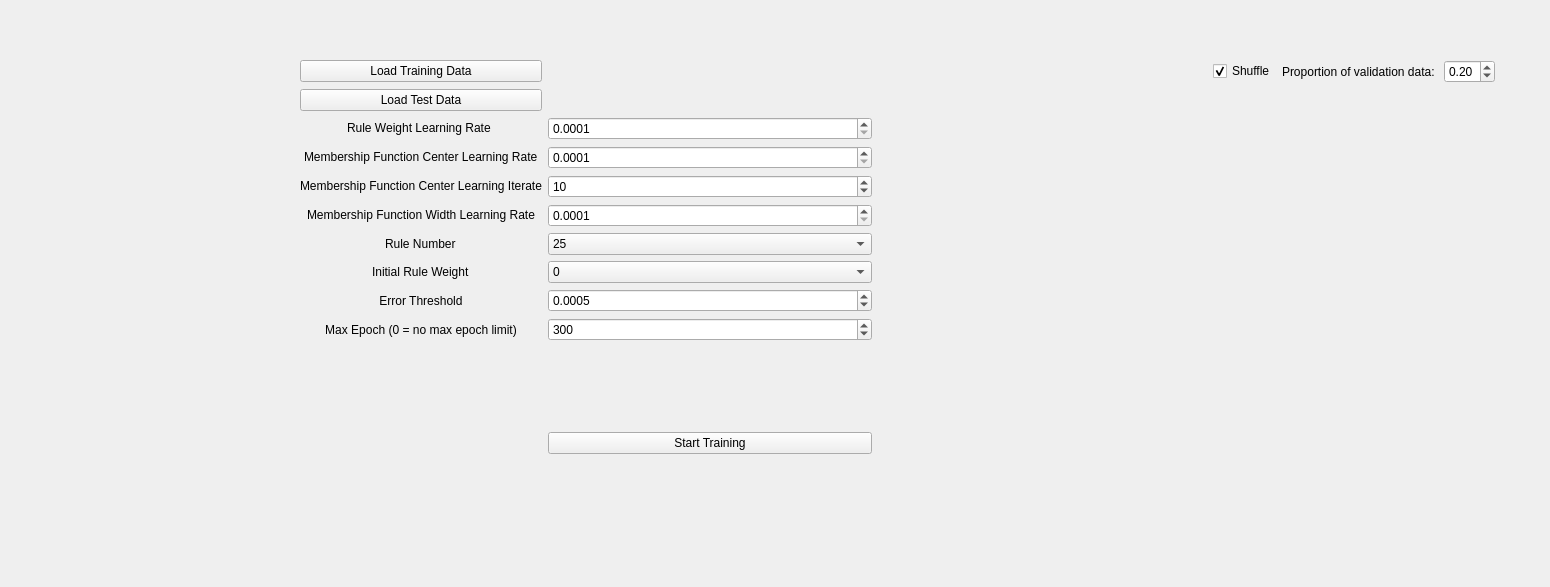
The window that NFDashboard/nfdash.ui (h2df/neural-fuzzy) describes before a commit, drawn with Qt 5.
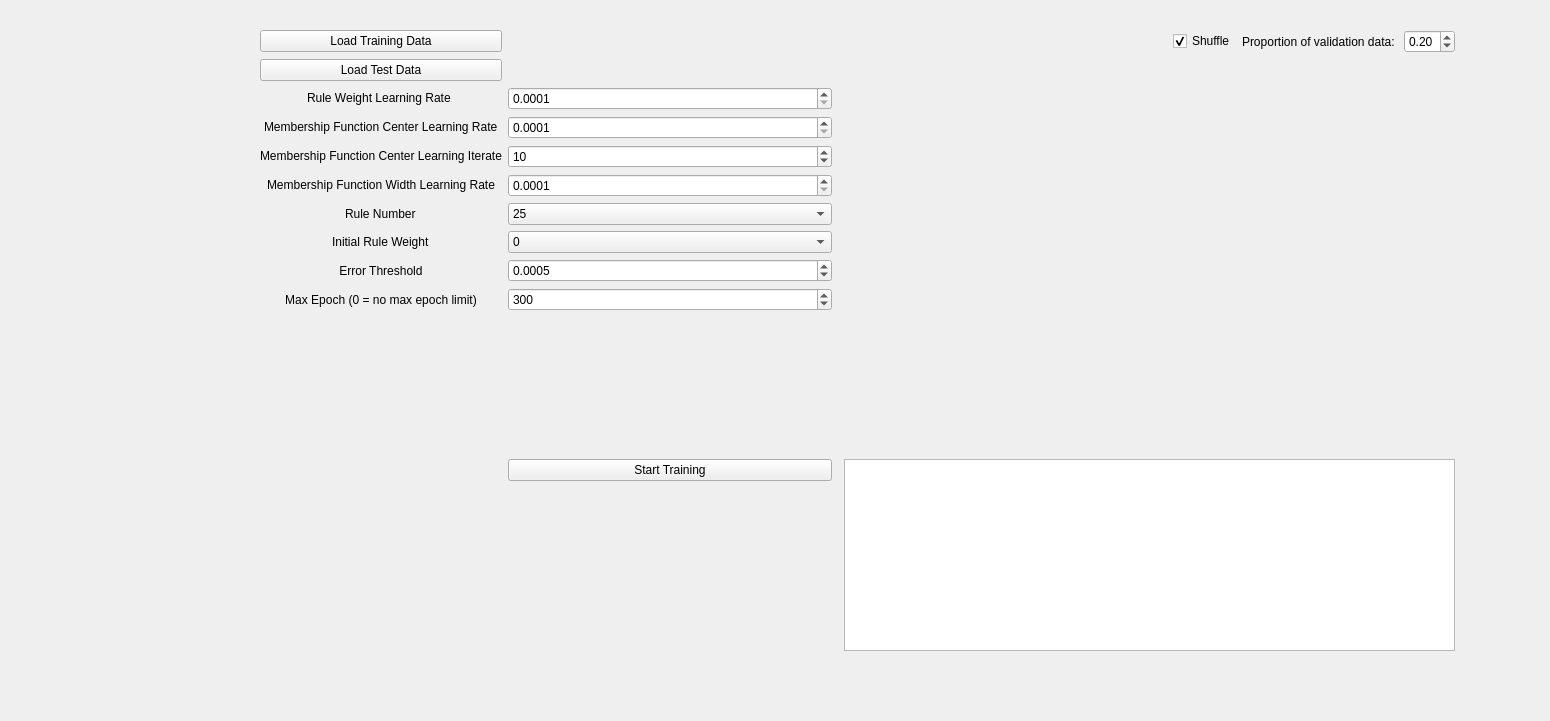
The same window after the commit. Custom widgets are drawn as their Qt base class.

Commit message: display rule report after training

Patch:
```diff
--- a/NFDashboard/nfdash.ui
+++ b/NFDashboard/nfdash.ui
@@ -7,7 +7,7 @@
     <x>0</x>
     <y>0</y>
     <width>1550</width>
-    <height>587</height>
+    <height>721</height>
    </rect>
   </property>
   <property name="windowTitle">
@@ -17,41 +17,75 @@
    <widget class="QWidget" name="gridLayoutWidget">
     <property name="geometry">
      <rect>
-      <x>300</x>
-      <y>60</y>
+      <x>260</x>
+      <y>30</y>
       <width>1201</width>
-      <height>394</height>
+      <height>621</height>
      </rect>
     </property>
-    <layout class="QGridLayout" name="gridLayout" rowstretch="0,0,0,0,0,0,0,0,0,0,0,0,0">
-     <item row="0" column="5">
-      <widget class="QLabel" name="label_8">
+    <layout class="QGridLayout" name="gridLayout" rowstretch="0,0,0,0,0,0,0,0,0,0,0,0,0,0,0">
+     <item row="5" column="1">
+      <widget class="QSpinBox" name="func_center_iterate_spin">
+       <property name="minimum">
+        <number>5</number>
+       </property>
+       <property name="value">
+        <number>10</number>
+       </property>
+      </widget>
+     </item>
+     <item row="10" column="0">
+      <widget class="QLabel" name="label_10">
        <property name="text">
-        <string>Proportion of validation data: </string>
+        <string>Max Epoch (0 = no max epoch limit)</string>
        </property>
+       <property name="alignment">
+        <set>Qt::AlignCenter</set>
+       </property>
       </widget>
      </item>
-     <item row="9" column="1">
-      <widget class="QDoubleSpinBox" name="error_threshold_spin">
-       <property name="decimals">
-        <number>4</number>
+     <item row="11" column="3" colspan="4">
+      <widget class="QLabel" name="error_lb">
+       <property name="sizePolicy">
+        <sizepolicy hsizetype="MinimumExpanding" vsizetype="Expanding">
+         <horstretch>0</horstretch>
+         <verstretch>0</verstretch>
+        </sizepolicy>
        </property>
-       <property name="minimum">
-        <double>0.000100000000000</double>
+       <property name="text">
+        <string/>
        </property>
-       <property name="maximum">
-        <double>1.000000000000000</double>
+       <property name="wordWrap">
+        <bool>true</bool>
        </property>
-       <property name="singleStep">
-        <double>0.000100000000000</double>
+      </widget>
+     </item>
+     <item row="2" column="1">
+      <widget class="QLabel" name="test_data_path_lb">
+       <property name="text">
+        <string/>
        </property>
-       <property name="value">
-        <double>0.000500000000000</double>
+      </widget>
+     </item>
+     <item row="9" column="0">
+      <widget class="QLabel" name="label_9">
+       <property name="text">
+        <string>Error Threshold</string>
        </property>
+       <property name="alignment">
+        <set>Qt::AlignCenter</set>
+       </property>
       </widget>
      </item>
-     <item row="4" column="1">
-      <widget class="QDoubleSpinBox" name="func_center_lr_spin">
+     <item row="12" column="3" rowspan="3" colspan="4">
+      <widget class="QTextEdit" name="rules_text">
+       <property name="readOnly">
+        <bool>true</bool>
+       </property>
+      </widget>
+     </item>
+     <item row="6" column="1">
+      <widget class="QDoubleSpinBox" name="func_width_lr_spin">
        <property name="decimals">
         <number>4</number>
        </property>
@@ -66,19 +100,6 @@
        </property>
       </widget>
      </item>
-     <item row="0" column="6">
-      <widget class="QDoubleSpinBox" name="validation_factor_spin">
-       <property name="maximum">
-        <double>1.000000000000000</double>
-       </property>
-       <property name="singleStep">
-        <double>0.100000000000000</double>
-       </property>
-       <property name="value">
-        <double>0.200000000000000</double>
-       </property>
-      </widget>
-     </item>
      <item row="4" column="0" alignment="Qt::AlignHCenter|Qt::AlignVCenter">
       <widget class="QLabel" name="label_2">
        <property name="text">
@@ -93,6 +114,65 @@
        </property>
       </widget>
      </item>
+     <item row="3" column="1">
+      <widget class="QDoubleSpinBox" name="rule_weight_lr_spin">
+       <property name="decimals">
+        <number>4</number>
+       </property>
+       <property name="minimum">
+        <double>0.000100000000000</double>
+       </property>
+       <property name="maximum">
+        <double>0.100000000000000</double>
+       </property>
+       <property name="singleStep">
+        <double>0.000100000000000</double>
+       </property>
+      </widget>
+     </item>
+     <item row="8" column="0" alignment="Qt::AlignHCenter">
+      <widget class="QLabel" name="label_5">
+       <property name="text">
+        <string>Initial Rule Weight</string>
+       </property>
+      </widget>
+     </item>
+     <item row="10" column="1">
+      <widget class="QSpinBox" name="max_epoch_spin">
+       <property name="maximum">
+        <number>500</number>
+       </property>
+       <property name="singleStep">
+        <number>10</number>
+       </property>
+       <property name="value">
+        <number>300</number>
+       </property>
+      </widget>
+     </item>
+     <item row="7" column="0" alignment="Qt::AlignHCenter|Qt::AlignVCenter">
+      <widget class="QLabel" name="label_6">
+       <property name="text">
+        <string>Rule Number</string>
+       </property>
+      </widget>
+     </item>
+     <item row="4" column="1">
+      <widget class="QDoubleSpinBox" name="func_center_lr_spin">
+       <property name="decimals">
+        <number>4</number>
+       </property>
+       <property name="minimum">
+        <double>0.000100000000000</double>
+       </property>
+       <property name="maximum">
+        <double>0.100000000000000</double>
+       </property>
+       <property name="singleStep">
+        <double>0.000100000000000</double>
+       </property>
+      </widget>
+     </item>
      <item row="2" column="0">
       <widget class="QPushButton" name="ld_test_data_btn">
        <property name="text">
@@ -100,12 +180,21 @@
        </property>
       </widget>
      </item>
-     <item row="2" column="1">
-      <widget class="QLabel" name="test_data_path_lb">
-       <property name="text">
-        <string/>
+     <item row="0" column="3">
+      <spacer name="horizontalSpacer">
+       <property name="orientation">
+        <enum>Qt::Horizontal</enum>
        </property>
-      </widget>
+       <property name="sizeHint" stdset="0">
+        <size>
+         <width>40</width>
+         <height>20</height>
+        </size>
+       </property>
+      </spacer>
+     </item>
+     <item row="3" column="2" rowspan="8" colspan="6">
+      <widget class="QCustomPlot" name="plot" native="true"/>
      </item>
      <item row="5" column="0" alignment="Qt::AlignHCenter|Qt::AlignVCenter">
       <widget class="QLabel" name="label_3">
@@ -114,16 +203,6 @@
        </property>
       </widget>
      </item>
-     <item row="8" column="0" alignment="Qt::AlignHCenter">
-      <widget class="QLabel" name="label_5">
-       <property name="text">
-        <string>Initial Rule Weight</string>
-       </property>
-      </widget>
-     </item>
-     <item row="3" column="2" rowspan="8" colspan="6">
-      <widget class="QCustomPlot" name="plot" native="true"/>
-     </item>
      <item row="7" column="1">
       <widget class="QComboBox" name="rule_num_combo">
        <item>
@@ -143,16 +222,6 @@
        </item>
       </widget>
      </item>
-     <item row="10" column="0">
-      <widget class="QLabel" name="label_10">
-       <property name="text">
-        <string>Max Epoch (0 = no max epoch limit)</string>
-       </property>
-       <property name="alignment">
-        <set>Qt::AlignCenter</set>
-       </property>
-      </widget>
-     </item>
      <item row="12" column="1">
       <widget class="QPushButton" name="training_btn">
        <property name="text">
@@ -160,6 +229,50 @@
        </property>
       </widget>
      </item>
+     <item row="0" column="6">
+      <widget class="QDoubleSpinBox" name="validation_factor_spin">
+       <property name="maximum">
+        <double>1.000000000000000</double>
+       </property>
+       <property name="singleStep">
+        <double>0.100000000000000</double>
+       </property>
+       <property name="value">
+        <double>0.200000000000000</double>
+       </property>
+      </widget>
+     </item>
+     <item row="3" column="0" alignment="Qt::AlignHCenter|Qt::AlignVCenter">
+      <widget class="QLabel" name="label">
+       <property name="text">
+        <string>Rule Weight Learning Rate </string>
+       </property>
+      </widget>
+     </item>
+     <item row="0" column="0">
+      <widget class="QPushButton" name="ld_training_data_btn">
+       <property name="text">
+        <string>Load Training Data</string>
+       </property>
+      </widget>
+     </item>
+     <item row="0" column="4">
+      <widget class="QCheckBox" name="shuffle_checkbox">
+       <property name="text">
+        <string>Shuffle</string>
+       </property>
+       <property name="checked">
+        <bool>true</bool>
+       </property>
+      </widget>
+     </item>
+     <item row="0" column="5">
+      <widget class="QLabel" name="label_8">
+       <property name="text">
+        <string>Proportion of validation data: </string>
+       </property>
+      </widget>
+     </item>
      <item row="8" column="1">
       <widget class="QComboBox" name="ini_rule_weight_combo">
        <item>
@@ -174,26 +287,35 @@
        </item>
       </widget>
      </item>
-     <item row="0" column="3">
-      <spacer name="horizontalSpacer">
-       <property name="orientation">
-        <enum>Qt::Horizontal</enum>
+     <item row="9" column="1">
+      <widget class="QDoubleSpinBox" name="error_threshold_spin">
+       <property name="decimals">
+        <number>4</number>
        </property>
-       <property name="sizeHint" stdset="0">
-        <size>
-         <width>40</width>
-         <height>20</height>
-        </size>
+       <property name="minimum">
+        <double>0.000100000000000</double>
        </property>
-      </spacer>
+       <property name="maximum">
+        <double>1.000000000000000</double>
+       </property>
+       <property name="singleStep">
+        <double>0.000100000000000</double>
+       </property>
+       <property name="value">
+        <double>0.000500000000000</double>
+       </property>
+      </widget>
      </item>
-     <item row="9" column="0">
-      <widget class="QLabel" name="label_9">
+     <item row="0" column="1">
+      <widget class="QLabel" name="training_data_path_lb">
+       <property name="sizePolicy">
+        <sizepolicy hsizetype="MinimumExpanding" vsizetype="Preferred">
+         <horstretch>0</horstretch>
+         <verstretch>0</verstretch>
+        </sizepolicy>
+       </property>
        <property name="text">
-        <string>Error Threshold</string>
-       </property>
-       <property name="alignment">
-        <set>Qt::AlignCenter</set>
+        <string/>
        </property>
       </widget>
      </item>
@@ -279,121 +401,6 @@
        </property>
       </widget>
      </item>
-     <item row="3" column="1">
-      <widget class="QDoubleSpinBox" name="rule_weight_lr_spin">
-       <property name="decimals">
-        <number>4</number>
-       </property>
-       <property name="minimum">
-        <double>0.000100000000000</double>
-       </property>
-       <property name="maximum">
-        <double>0.100000000000000</double>
-       </property>
-       <property name="singleStep">
-        <double>0.000100000000000</double>
-       </property>
-      </widget>
-     </item>
-     <item row="5" column="1">
-      <widget class="QSpinBox" name="func_center_iterate_spin">
-       <property name="minimum">
-        <number>5</number>
-       </property>
-       <property name="value">
-        <number>10</number>
-       </property>
-      </widget>
-     </item>
-     <item row="10" column="1">
-      <widget class="QSpinBox" name="max_epoch_spin">
-       <property name="maximum">
-        <number>500</number>
-       </property>
-       <property name="singleStep">
-        <number>10</number>
-       </property>
-       <property name="value">
-        <number>300</number>
-       </property>
-      </widget>
-     </item>
-     <item row="7" column="0" alignment="Qt::AlignHCenter|Qt::AlignVCenter">
-      <widget class="QLabel" name="label_6">
-       <property name="text">
-        <string>Rule Number</string>
-       </property>
-      </widget>
-     </item>
-     <item row="0" column="0">
-      <widget class="QPushButton" name="ld_training_data_btn">
-       <property name="text">
-        <string>Load Training Data</string>
-       </property>
-      </widget>
-     </item>
-     <item row="0" column="1">
-      <widget class="QLabel" name="training_data_path_lb">
-       <property name="sizePolicy">
-        <sizepolicy hsizetype="MinimumExpanding" vsizetype="Preferred">
-         <horstretch>0</horstretch>
-         <verstretch>0</verstretch>
-        </sizepolicy>
-       </property>
-       <property name="text">
-        <string/>
-       </property>
-      </widget>
-     </item>
-     <item row="6" column="1">
-      <widget class="QDoubleSpinBox" name="func_width_lr_spin">
-       <property name="decimals">
-        <number>4</number>
-       </property>
-       <property name="minimum">
-        <double>0.000100000000000</double>
-       </property>
-       <property name="maximum">
-        <double>0.100000000000000</double>
-       </property>
-       <property name="singleStep">
-        <double>0.000100000000000</double>
-       </property>
-      </widget>
-     </item>
-     <item row="3" column="0" alignment="Qt::AlignHCenter|Qt::AlignVCenter">
-      <widget class="QLabel" name="label">
-       <property name="text">
-        <string>Rule Weight Learning Rate </string>
-       </property>
-      </widget>
-     </item>
-     <item row="0" column="4">
-      <widget class="QCheckBox" name="shuffle_checkbox">
-       <property name="text">
-        <string>Shuffle</string>
-       </property>
-       <property name="checked">
-        <bool>true</bool>
-       </property>
-      </widget>
-     </item>
-     <item row="11" column="3" colspan="4">
-      <widget class="QLabel" name="error_lb">
-       <property name="sizePolicy">
-        <sizepolicy hsizetype="MinimumExpanding" vsizetype="Expanding">
-         <horstretch>0</horstretch>
-         <verstretch>0</verstretch>
-        </sizepolicy>
-       </property>
-       <property name="text">
-        <string/>
-       </property>
-       <property name="wordWrap">
-        <bool>true</bool>
-       </property>
-      </widget>
-     </item>
     </layout>
    </widget>
   </widget>
```
The commit also changes 6 other files.
